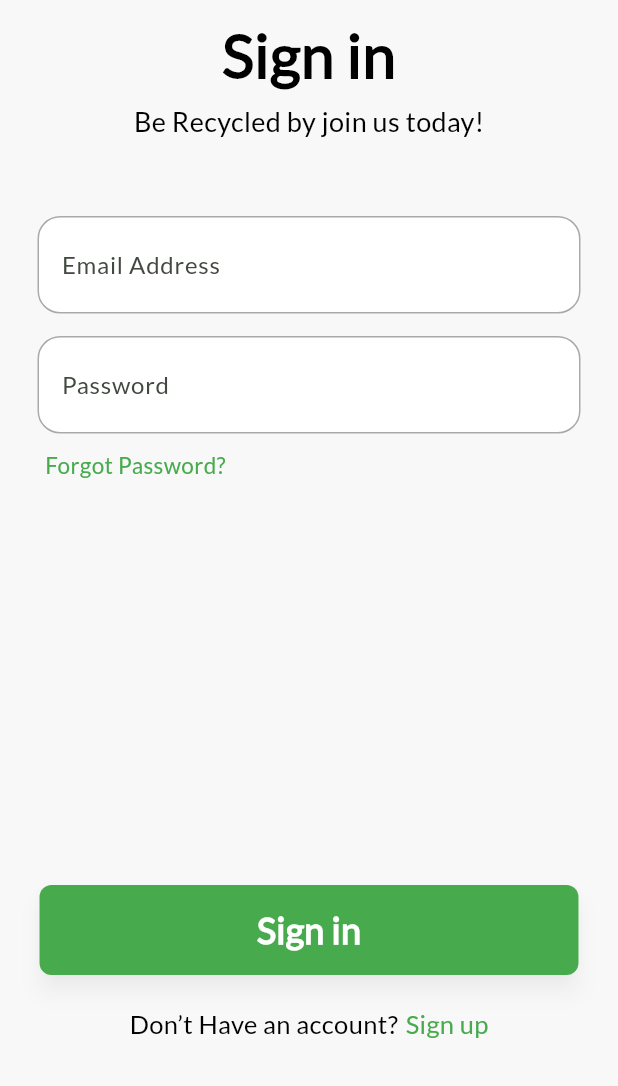
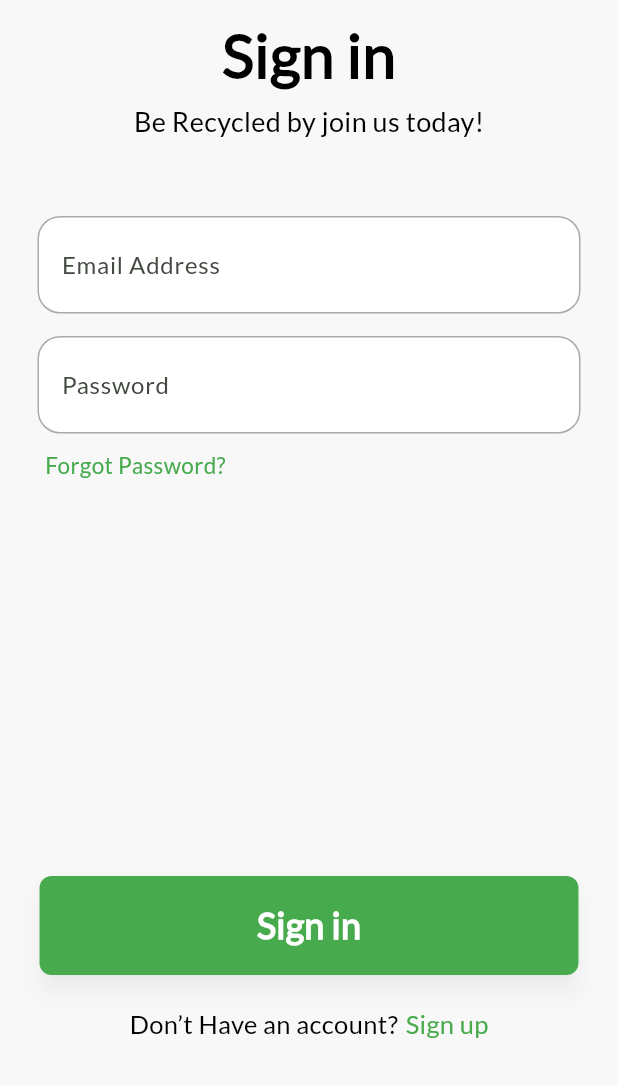
Before and after one commit to S3dwi/green_oil_seekers, a Flutter app: the screen it shows after launch, on a phone screen of 412 x 824 dp, the part 150-1236 px from its top. Run offline on Flutter 3.47's test engine with Material 3 defaults, Android fonts, the phone set to English and light mode, and no system bars; our stand-ins replace image_picker.

Commit message:
generalized primary buttons and color scheme for order flow folder

```diff
--- a/green_oil_seekers/lib/primary_button.dart
+++ b/green_oil_seekers/lib/primary_button.dart
@@ -1,46 +1,111 @@
+// import 'package:flutter/material.dart';
+
+// class PrimaryButton extends StatelessWidget {
+//   const PrimaryButton({
+//     super.key,
+//     required this.onPressed,
+//     required this.backgroundColor,
+//     required this.label,
+//     required this.vertical,
+//     required this.horizontal,
+//   });
+
+//   final void Function() onPressed;
+//   final Color backgroundColor;
+//   final String label;
+//   final double vertical;
+//   final double horizontal;
+
+//   @override
+//   Widget build(BuildContext context) {
+//     return TextButton(
+//       onPressed: onPressed,
+//       style: ElevatedButton.styleFrom(
+//         shape: RoundedRectangleBorder(
+//           borderRadius: BorderRadius.circular(8),
+//         ),
+//         backgroundColor: backgroundColor,
+//         padding: EdgeInsets.symmetric(
+//           vertical: vertical,
+//           horizontal: horizontal,
+//         ),
+//         //shadow looks only apply horizontally, need to improve
+//         elevation: 6, // This adds the shadow
+//         shadowColor: Theme.of(context).shadowColor, // Shadow color
+//       ),
+//       child: Text(
+//         label,
+//         style: TextStyle(
+//           fontSize: 24,
+//           fontWeight: FontWeight.bold,
+//           color: Theme.of(context).colorScheme.onSecondary,
+//         ),
+//       ),
+//     );
+//   }
+// }
+
 import 'package:flutter/material.dart';
 
 class PrimaryButton extends StatelessWidget {
   const PrimaryButton({
-    super.key,
+    Key? key,
+    required this.label,
     required this.onPressed,
-    required this.backgroundColor,
-    required this.label,
-    required this.vertical,
-    required this.horizontal,
-  });
+    this.backgroundColor,
+    this.textColor,
+    this.verticalPadding = 16.0,
+    this.horizontalPadding = 145.0,
+    this.fontSize = 24.0,
+    this.isEnabled = true,
+  }) : super(key: key);
 
+  final String label;
   final void Function() onPressed;
-  final Color backgroundColor;
-  final String label;
-  final double vertical;
-  final double horizontal;
+  final Color? backgroundColor;
+  final Color? textColor;
+  final double verticalPadding;
+  final double horizontalPadding;
+  final double fontSize;
+  final bool isEnabled;
+
+  // Rest of the code remains the same
+
 
   @override
   Widget build(BuildContext context) {
-    return TextButton(
-      onPressed: onPressed,
+    final Color resolvedBackgroundColor = isEnabled
+        ? backgroundColor ?? Theme.of(context).colorScheme.primary
+        : Theme.of(context).disabledColor;
+    final Color resolvedTextColor = textColor ??
+        (isEnabled
+            ? Theme.of(context).colorScheme.onPrimary
+            : Theme.of(context).colorScheme.onSecondary);
+
+    return ElevatedButton(
+      onPressed: isEnabled ? onPressed : null,
       style: ElevatedButton.styleFrom(
         shape: RoundedRectangleBorder(
           borderRadius: BorderRadius.circular(8),
         ),
-        backgroundColor: backgroundColor,
+        backgroundColor: resolvedBackgroundColor,
         padding: EdgeInsets.symmetric(
-          vertical: vertical,
-          horizontal: horizontal,
+          vertical: verticalPadding,
+          horizontal: horizontalPadding,
         ),
-        //shadow looks only apply horizontally, need to improve
-        elevation: 6, // This adds the shadow
-        shadowColor: Theme.of(context).shadowColor, // Shadow color
+        elevation: isEnabled ? 6 : 0,
+        shadowColor:
+            isEnabled ? Theme.of(context).shadowColor : Colors.transparent,
       ),
       child: Text(
         label,
         style: TextStyle(
-          fontSize: 24,
+          fontSize: fontSize,
           fontWeight: FontWeight.bold,
-          color: Theme.of(context).colorScheme.onSecondary,
+          color: resolvedTextColor,
         ),
       ),
     );
   }
+
 }
--- a/green_oil_seekers/lib/profile_screen/edit_profile_screen.dart
+++ b/green_oil_seekers/lib/profile_screen/edit_profile_screen.dart
@@ -1,7 +1,7 @@
+import 'dart:io';
+
 import 'package:flutter/material.dart';
 import 'package:green_oil_seekers/primary_button.dart';
-import 'dart:io';
-
 import 'package:green_oil_seekers/profile_screen/edit_account_card.dart';
 import 'package:image_picker/image_picker.dart';
 
@@ -124,8 +124,6 @@ class _EditProfileScreenState extends State<EditProfileScreen> {
             onPressed: () {},
             backgroundColor: Theme.of(context).colorScheme.primary,
             label: "Save",
-            vertical: 13,
-            horizontal: 145,
           ),
           const SizedBox(
             height: 70,
--- a/green_oil_seekers/lib/sign_in_screen/sign_in_screen.dart
+++ b/green_oil_seekers/lib/sign_in_screen/sign_in_screen.dart
@@ -3,7 +3,6 @@ import 'package:green_oil_seekers/nav_bar.dart';
 import 'package:green_oil_seekers/primary_button.dart';
 import 'package:green_oil_seekers/sign_in_screen/email_text_field.dart';
 import 'package:green_oil_seekers/sign_in_screen/password_sigin.dart';
-
 import 'package:green_oil_seekers/sign_up_screen/sign_up_screen.dart';
 
 class SignInScreen extends StatefulWidget {
@@ -182,8 +181,6 @@ class _SignInScreenState extends State<SignInScreen> {
               onPressed: _signIn,
               backgroundColor: Theme.of(context).colorScheme.primary,
               label: 'Sign in',
-              vertical: 13,
-              horizontal: 145,
             ),
 
             // Sign-in button
--- a/green_oil_seekers/lib/sign_up_screen/sign_up_screen.dart
+++ b/green_oil_seekers/lib/sign_up_screen/sign_up_screen.dart
@@ -177,8 +177,6 @@ class _SignUpScreenState extends State<SignUpScreen> {
               onPressed: _createAccount,
               backgroundColor: Theme.of(context).colorScheme.primary,
               label: 'Sign Up',
-              vertical: 13,
-              horizontal: 145,
             ),
 
             // Sign-Up button
--- a/green_oil_seekers/lib/sign_up_screen/verify_email_screen.dart
+++ b/green_oil_seekers/lib/sign_up_screen/verify_email_screen.dart
@@ -43,8 +43,6 @@ class VerifyEmailScreen extends StatelessWidget {
               },
               backgroundColor: Theme.of(context).colorScheme.primary,
               label: 'Resend Email',
-              vertical: 10,
-              horizontal: 90,
             ),
             const SizedBox(height: 40),
             TextButton(
```
Also changed, not shown: green_oil_seekers/lib/order_flow/choose_city_screen.dart (+16 -23 lines), green_oil_seekers/lib/order_flow/choose_offer_screen.dart (+21 -16 lines), green_oil_seekers/lib/order_flow/confirmation_screen.dart (+14 -12 lines), green_oil_seekers/lib/order_flow/dropdown.dart (+14 -8 lines), green_oil_seekers/lib/order_flow/oil_type_selection_screen.dart (+10 -7 lines), green_oil_seekers/lib/order_flow/order_summary_screen.dart (+13 -24 lines), green_oil_seekers/lib/order_flow/order_track_screen.dart (+42 -30 lines), green_oil_seekers/lib/order_flow/payment_screen.dart (+41 -60 lines), green_oil_seekers/lib/order_flow/pick_offer_screen.dart (+25 -23 lines), green_oil_seekers/lib/order_flow/range_section_screen.dart (+22 -2 lines).
